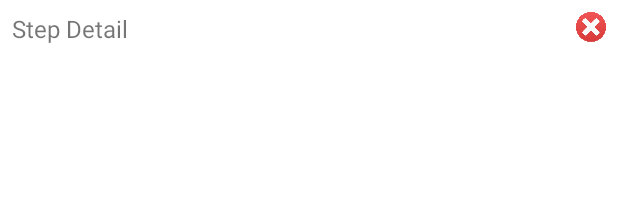
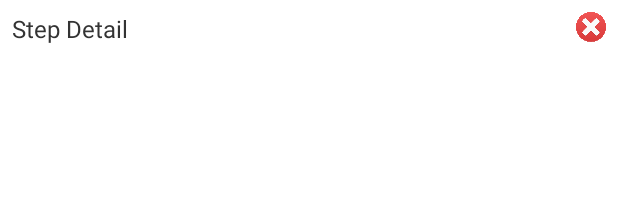
Before and after one commit to HKPH/AndroidProject, an Android app: the layout item_step.xml on its own in the app's theme, with its tools: preview values and no code run, on a phone screen of 412 x 824 dp. Shown: the top 210 px of the screen. Run offline under Robolectric (Android 15) with nearby library versions, the phone set to English and light mode, and no system bars.

```diff
--- a/app/src/main/res/layout/item_step.xml
+++ b/app/src/main/res/layout/item_step.xml
@@ -13,6 +13,7 @@
         android:layout_height="wrap_content"
         android:layout_weight="1"
         android:text="Step Detail"
+        android:textColor="@color/text"
         android:textSize="16sp" />
 
     <ImageView
```
